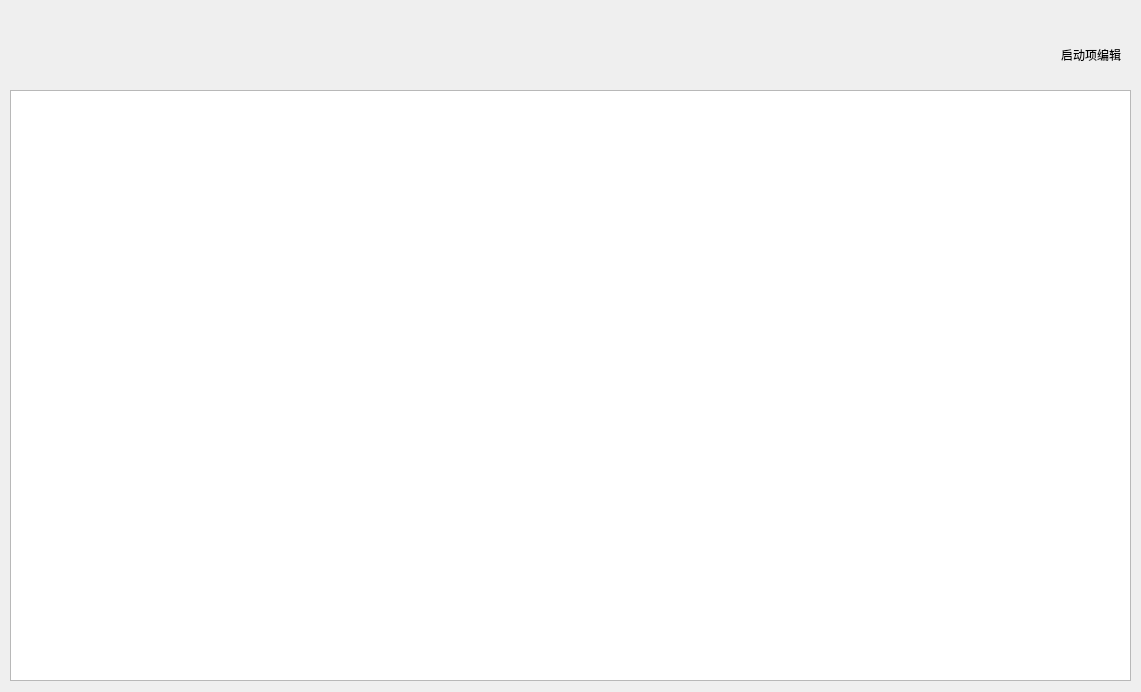
Before: the Qt Designer form src/ui/manageStart.ui in csy214-beep/Pelr, drawn with Qt 5.
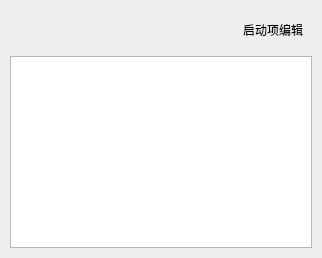
After: the same form once the commit is applied. Icons and pictures are not drawn.

```diff
--- a/src/ui/manageStart.ui
+++ b/src/ui/manageStart.ui
@@ -2,41 +2,29 @@
 <ui version="4.0">
  <class>manageStart</class>
  <widget class="QWidget" name="manageStart">
-  <property name="geometry">
-   <rect>
-    <x>0</x>
-    <y>0</y>
-    <width>1141</width>
-    <height>692</height>
-   </rect>
-  </property>
-  <property name="maximumSize">
-   <size>
-    <width>114514</width>
-    <height>16777215</height>
-   </size>
-  </property>
   <property name="windowTitle">
    <string>Form</string>
   </property>
-  <widget class="QTreeView" name="treeView">
-   <property name="geometry">
-    <rect>
-     <x>10</x>
-     <y>90</y>
-     <width>1121</width>
-     <height>591</height>
-    </rect>
+  <layout class="QVBoxLayout" name="verticalLayout_main">
+   <property name="leftMargin">
+    <number>10</number>
    </property>
-  </widget>
-  <widget class="QWidget" name="horizontalLayoutWidget">
-   <property name="geometry">
-    <rect>
-     <x>20</x>
-     <y>29</y>
-     <width>1101</width>
-     <height>51</height>
-    </rect>
+   <property name="topMargin">
+    <number>10</number>
+   </property>
+   <property name="rightMargin">
+    <number>10</number>
+   </property>
+   <property name="bottomMargin">
+    <number>10</number>
+   </property>
+   <item>
+    <widget class="QWidget" name="horizontalLayoutWidget" native="true">
+     <property name="sizePolicy">
+      <sizepolicy hsizetype="Preferred" vsizetype="Fixed">
+       <horstretch>0</horstretch>
+       <verstretch>0</verstretch>
+      </sizepolicy>
    </property>
    <layout class="QHBoxLayout" name="horizontalLayout">
     <item>
@@ -144,6 +132,18 @@
     </item>
    </layout>
   </widget>
+   </item>
+   <item>
+    <widget class="QTreeView" name="treeView">
+     <property name="sizePolicy">
+      <sizepolicy hsizetype="Expanding" vsizetype="Expanding">
+       <horstretch>0</horstretch>
+       <verstretch>1</verstretch>
+      </sizepolicy>
+     </property>
+    </widget>
+   </item>
+  </layout>
  </widget>
  <resources>
   <include location="../Resource.qrc"/>
```
Left out of the diff: 2 changed lines with no effect on the pictures. Lines whose indentation alone changed are shown as unchanged.
